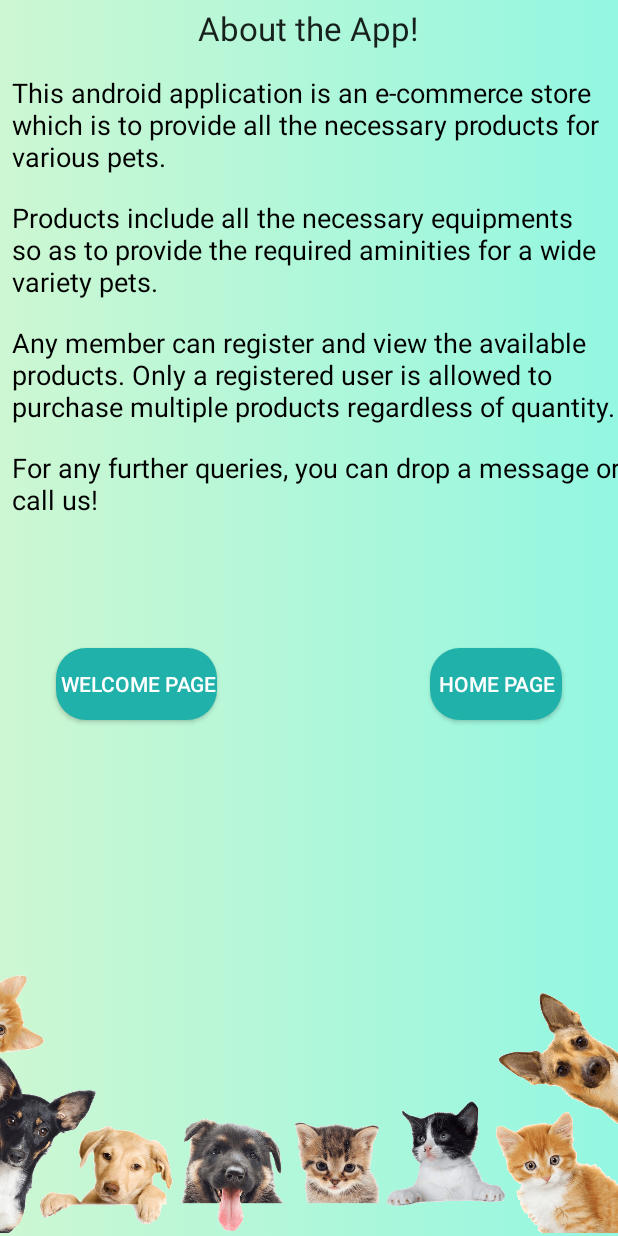
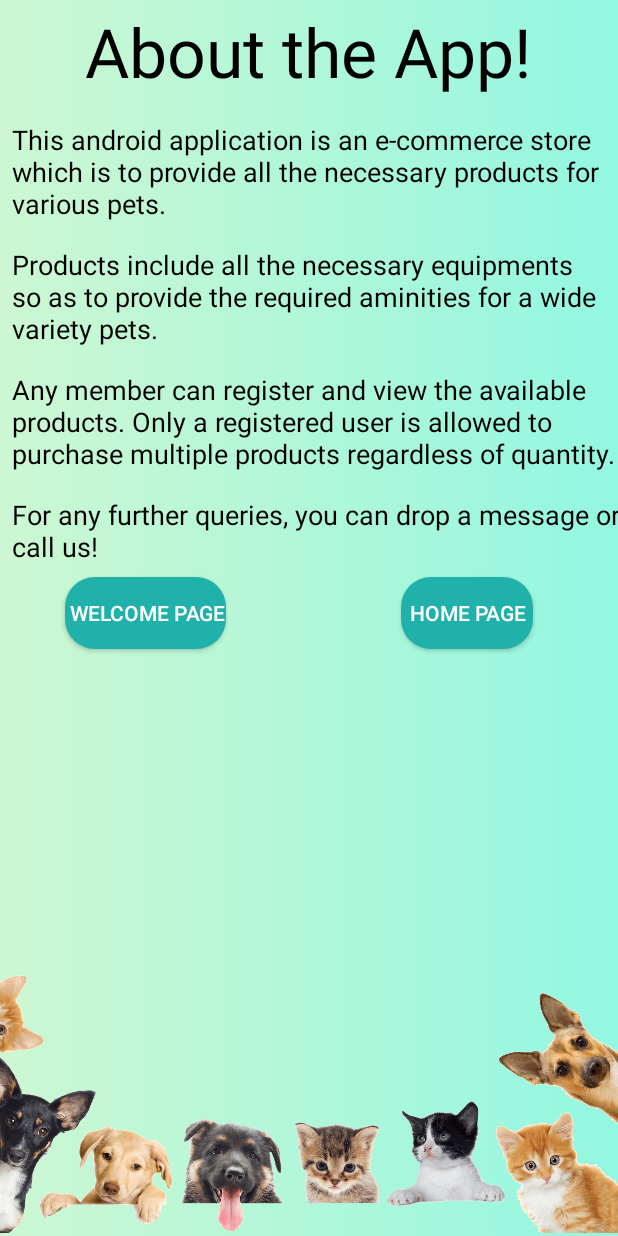
Before and after one commit to Deepthi1003/petschewy, an Android app: the layout activity_know_more.xml on its own in the app's theme, with its tools: preview values and no code run, on a phone screen of 412 x 824 dp. Run offline under Robolectric (Android 15) with nearby library versions, the phone set to English and light mode, and no system bars.

Commit message:
Included know more java file and modified knowmore.xml file a bit further

```diff
--- a/Codes/petschwewy/app/src/main/java/com/example/petsandroid/WelcomeActivity.java
+++ b/Codes/petschwewy/app/src/main/java/com/example/petsandroid/WelcomeActivity.java
@@ -11,7 +11,7 @@ import androidx.appcompat.app.AppCompatActivity;
 public class WelcomeActivity extends AppCompatActivity {
 
     Button main_join_now_btn, main_login_btn;
-    TextView SKIP,KNOW_MORE;
+    TextView SKIP,KNOWMORE;
 
     @Override
     protected void onCreate(Bundle savedInstanceState) {
@@ -21,7 +21,7 @@ public class WelcomeActivity extends AppCompatActivity {
         main_login_btn=findViewById(R.id.main_login_btn);
         main_join_now_btn=findViewById(R.id.main_join_now_btn);
         SKIP=findViewById(R.id.SKIP);
-        KNOW_MORE=findViewById(R.id.KNOWMORE);
+        KNOWMORE=findViewById(R.id.KNOWMORE);
 
         main_join_now_btn.setOnClickListener(new View.OnClickListener() {
             @Override
@@ -57,7 +57,7 @@ public class WelcomeActivity extends AppCompatActivity {
             }
         });
 
-        KNOW_MORE.setOnClickListener(new View.OnClickListener() {
+        KNOWMORE.setOnClickListener(new View.OnClickListener() {
             @Override
             public void onClick(View v) {
 
--- a/Codes/petschwewy/app/src/main/res/layout/activity_know_more.xml
+++ b/Codes/petschwewy/app/src/main/res/layout/activity_know_more.xml
@@ -15,7 +15,8 @@
         android:layout_marginEnd="133dp"
         android:layout_marginBottom="6dp"
         android:text="About the App!"
-        android:textAppearance="@style/TextAppearance.AppCompat.Large"
+        android:textAppearance="@style/TextAppearance.AppCompat.Display2"
+        android:textColor="#000000"
         app:layout_constraintBottom_toTopOf="@+id/textView2"
         app:layout_constraintEnd_toEndOf="parent"
         app:layout_constraintStart_toStartOf="parent"
@@ -88,15 +89,11 @@
         android:id="@+id/welcomePage_btn"
         android:layout_width="wrap_content"
         android:layout_height="wrap_content"
-        android:layout_marginStart="35dp"
-        android:layout_marginTop="50dp"
-        android:layout_marginEnd="70dp"
-        android:layout_marginBottom="118dp"
+        android:layout_marginStart="43dp"
+        android:layout_marginTop="8dp"
         android:background="@drawable/button_background"
         android:text=" Welcome Page"
         android:textColor="#FFFFFF"
-        app:layout_constraintBottom_toTopOf="@+id/imageView2"
-        app:layout_constraintEnd_toStartOf="@+id/homePage_btn"
         app:layout_constraintStart_toStartOf="parent"
         app:layout_constraintTop_toBottomOf="@+id/textView6" />
 
@@ -104,15 +101,13 @@
         android:id="@+id/homePage_btn"
         android:layout_width="wrap_content"
         android:layout_height="wrap_content"
-        android:layout_marginStart="70dp"
-        android:layout_marginTop="50dp"
-        android:layout_marginEnd="35dp"
-        android:layout_marginBottom="118dp"
+        android:layout_marginStart="103dp"
+
+        android:layout_marginTop="8dp"
+        android:layout_marginEnd="43dp"
         android:background="@drawable/button_background"
-
         android:text="Home Page"
         android:textColor="#FFFFFF"
-        app:layout_constraintBottom_toTopOf="@+id/imageView2"
         app:layout_constraintEnd_toEndOf="parent"
         app:layout_constraintStart_toEndOf="@+id/welcomePage_btn"
         app:layout_constraintTop_toBottomOf="@+id/textView6" />
--- a/Codes/petschwewy/build.gradle
+++ b/Codes/petschwewy/build.gradle
@@ -5,7 +5,7 @@ buildscript {
         jcenter()
     }
     dependencies {
-        classpath "com.android.tools.build:gradle:4.0.0"
+        classpath 'com.android.tools.build:gradle:4.0.1'
         classpath 'com.google.gms:google-services:4.2.0'
 
         // NOTE: Do not place your application dependencies here; they belong
```
Also changed, not shown: Codes/petschwewy/app/src/main/java/com/example/petsandroid/KnowMoreActivity.java (added, +44 -0 lines).
